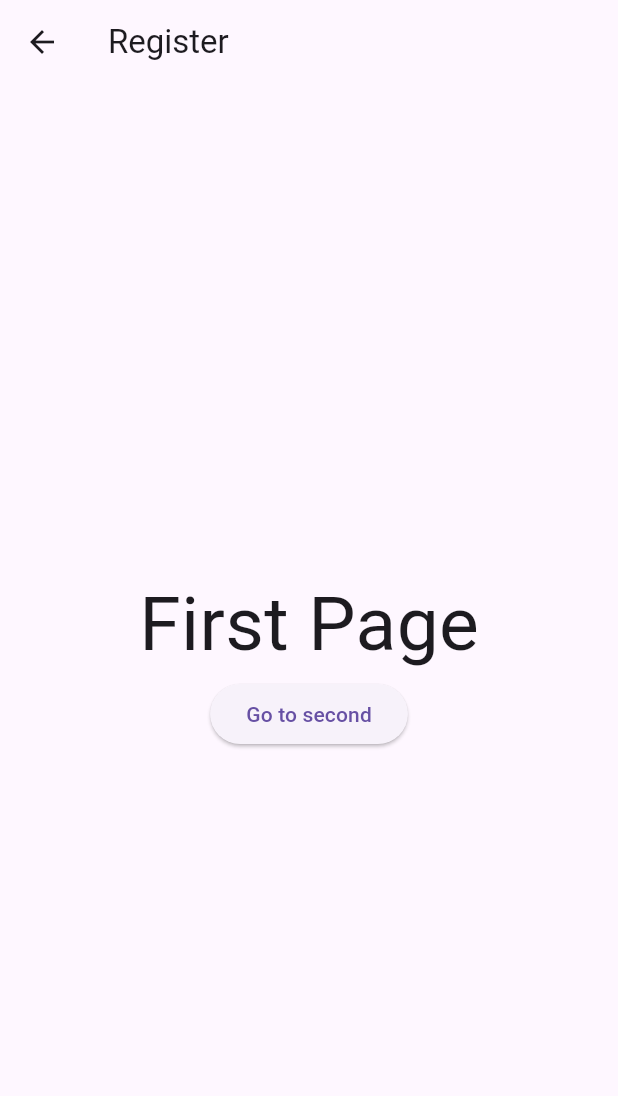
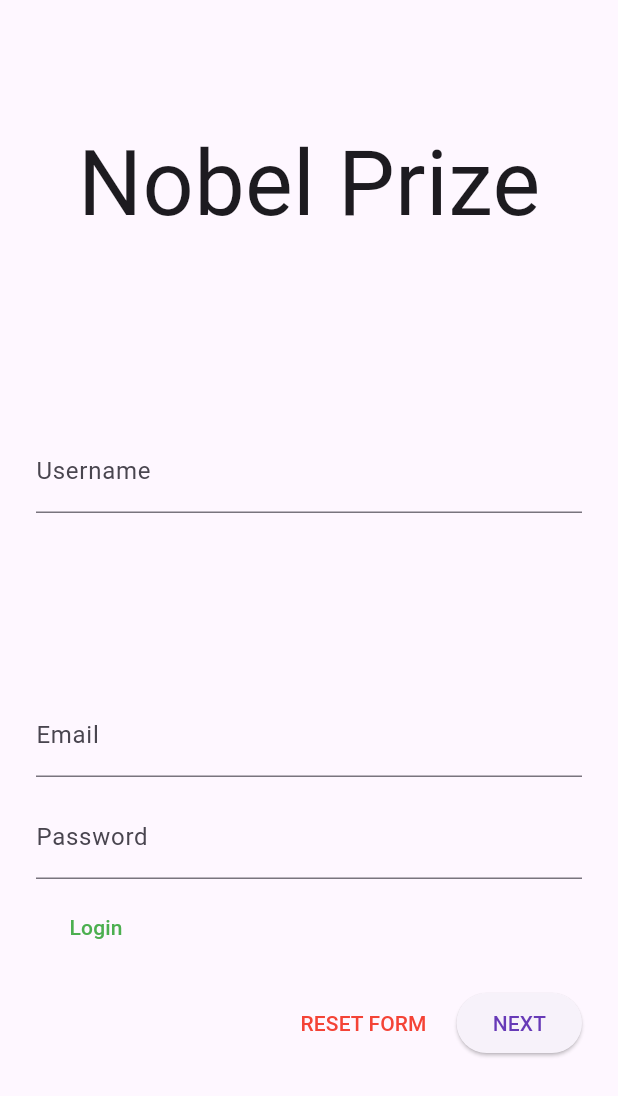
Before and after one commit to diygun/nobel_prize, a Flutter app: the RegisterPage screen opened by its route, on a phone screen of 412 x 824 dp. Shown: the top 1096 px of the screen. Run offline on Flutter 3.47's test engine with Material 3 defaults, Android fonts, the light colour scheme and no system bars.

Commit message:
Register routing

```diff
--- a/lib/login.dart
+++ b/lib/login.dart
@@ -1,5 +1,4 @@
 import 'package:flutter/material.dart';
-import 'package:nobel_prize/routegenerator.dart';
 
 class LoginPage extends StatefulWidget {
   const LoginPage({Key? key}) : super(key: key);
@@ -47,6 +46,7 @@
                       style: TextStyle(color: Colors.green)),
                   onPressed: () {
                     Navigator.of(context).pushNamed('/register');
+                    // Navigator.of(context).pop();
                   },
                 ),
               )
--- a/lib/register.dart
+++ b/lib/register.dart
@@ -1,12 +1,91 @@
 import 'package:flutter/material.dart';
-import 'package:nobel_prize/routegenerator.dart';
 
 class RegisterPage extends StatelessWidget {
+  final _emailController = TextEditingController();
+  final _usernameController = TextEditingController();
+  final _passwordController = TextEditingController();
+
   @override
   Widget build(BuildContext context) {
     return Scaffold(
+      body: SafeArea(
+        child: ListView(
+          padding: const EdgeInsets.symmetric(horizontal: 24.0),
+          children: <Widget>[
+            const SizedBox(height: 80.0),
+            Column(
+              children: <Widget>[
+                Text('Nobel Prize', style: TextStyle(fontSize: 60)),
+              ],
+            ),
+            const SizedBox(height: 120.0),
+            TextField(
+              controller: _usernameController,
+              decoration: const InputDecoration(
+                labelText: 'Username',
+              ),
+            ),
+            const SizedBox(height: 120.0),
+            TextField(
+              controller: _emailController,
+              decoration: const InputDecoration(
+                labelText: 'Email',
+              ),
+            ),
+            const SizedBox(height: 12.0),
+            TextField(
+              controller: _passwordController,
+              decoration: const InputDecoration(
+                  labelText: 'Password'
+              ),
+              obscureText: true,
+            ),
+            OverflowBar(alignment: MainAxisAlignment.start, children: <Widget>[
+              Padding(
+                padding: const EdgeInsets.all(8.0),
+                child: TextButton(
+                  child: const Text("Login",
+                      style: TextStyle(color: Colors.green)),
+                  onPressed: () {
+                    Navigator.of(context).pop();
+                  },
+                ),
+              )
+            ]),
+            OverflowBar(
+              alignment: MainAxisAlignment.end,
+              children: <Widget>[
+                Padding(
+                  padding: const EdgeInsets.all(8.0),
+                  child: TextButton(
+                    child: const Text("RESET FORM",
+                        style: TextStyle(color: Colors.red)),
+                    onPressed: () {
+                      _usernameController.clear();
+                      _passwordController.clear();
+                    },
+                  ),
+                ),
+                ElevatedButton(
+                  child: const Text(
+                    'NEXT',
+                    style: TextStyle(color: Colors.deepPurple),
+                  ),
+                  onPressed: () {
+                    Navigator.of(context).pushNamed('/home');
+                    // Navigator.pop(context);
+                  },
+                ),
+              ],
+            )
+          ],
+        ),
+      ),
+    );
+
+    return Scaffold(
       appBar: AppBar(
-        title: Text('Register'),
+        title: Text('Login'),
       ),
       body: Center(
         child: Column(
@@ -19,8 +98,8 @@
             ElevatedButton(
               child: Text('Go to second'),
               onPressed: () {
-                Navigator.of(context).pushNamed('/second', arguments: 'hello from the first page');
-
+                Navigator.of(context).pushNamed('/second',
+                    arguments: 'hello from the first page');
 
                 // Pushing a route directly, WITHOUT using a named route
                 // Navigator.of(context).push(
@@ -31,8 +110,6 @@
                 //         SecondPage(data: 'Hello there from the first page!'),
                 //   ),
                 // );
-
-
               },
             )
           ],
@@ -41,3 +118,40 @@
     );
   }
 }
+//
+//     return Scaffold(
+//       appBar: AppBar(
+//         title: Text('Login'),
+//       ),
+//       body: SafeArea(
+//         child: Container(
+//           child: Column(
+//             mainAxisSize: MainAxisSize.min,
+//             children: <Widget>[
+//               Text(
+//                 'Register form',
+//                 style: TextStyle(fontSize: 50),
+//               ),
+//               ElevatedButton(
+//                 child: Text('Se deconnecter'),
+//                 onPressed: () {
+//                   Navigator.of(context).pushNamed('/');
+//
+//                   // Pushing a route directly, WITHOUT using a named route
+//                   // Navigator.of(context).push(
+//                   //   // With MaterialPageRoute, you can pass data between pages,
+//                   //   // but if you have a more complex app, you will quickly get lost.
+//                   //   MaterialPageRoute(
+//                   //     builder: (context) =>
+//                   //         SecondPage(data: 'Hello there from the first page!'),
+//                   //   ),
+//                   // );
+//                 },
+//               )
+//             ],
+//           ),
+//         ),
+//       ),
+//     );
+//   }
+// }
--- a/lib/routegenerator.dart
+++ b/lib/routegenerator.dart
@@ -1,5 +1,4 @@
 import 'package:flutter/material.dart';
-import 'package:nobel_prize/main.dart';
 import 'package:nobel_prize/register.dart';
 
 import 'home.dart';
```
